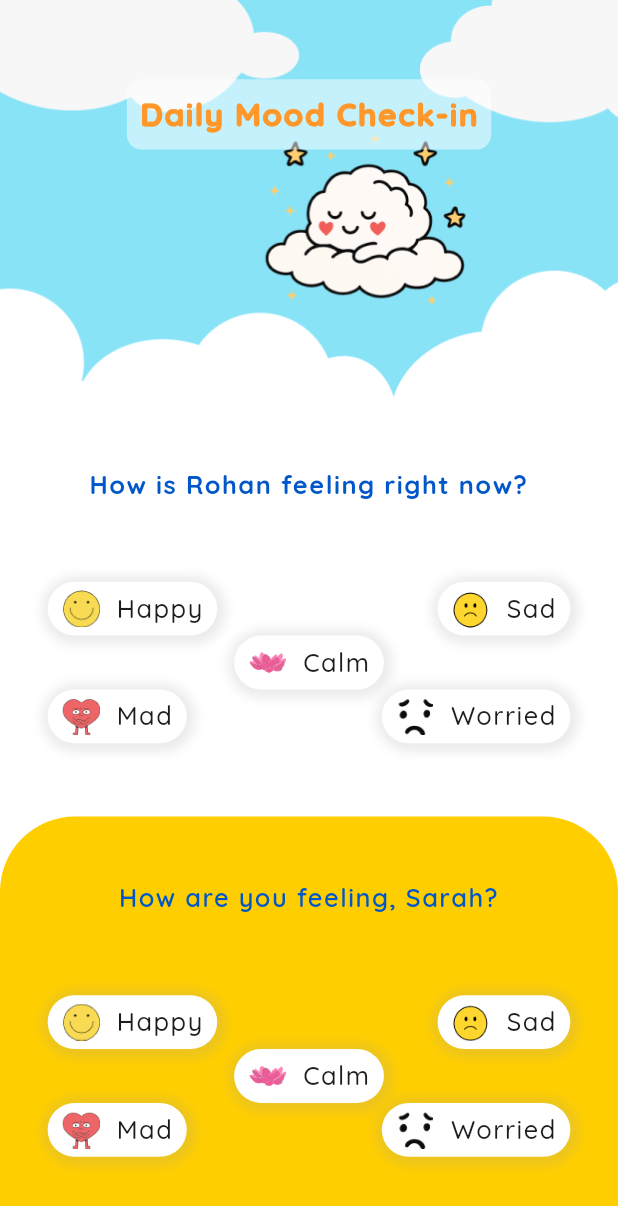
After one commit to hardikkoladiya107/Loving-Brain, a Flutter app: the DailyMoodCheckInScreen screen opened directly, on a phone screen of 412 x 824 dp. The commit adds this screen. Shown: the top 1206 px of the screen. Run offline on Flutter 3.47's test engine with Material 3 defaults, Android fonts, the phone set to English and light mode, and no system bars; our stand-ins replace cached_network_image, cloud_firestore, connectivity_plus, device_info_plus, dio, easy_localization and 12 more; missing offline and left inert: dart_jsonwebtoken, in_app_purchase_android, in_app_purchase_storekit; accounts and stored records are empty; generated files the repository leaves out were written again.

Commit message:
- Initial Commit

```diff
--- a/lib/gen/assets.gen.dart
+++ b/lib/gen/assets.gen.dart
@@ -37,6 +37,10 @@ class $AssetsIconsGen {
   /// File path: assets/icons/ic_calm_corner.png
   AssetGenImage get icCalmCorner =>
       const AssetGenImage('assets/icons/ic_calm_corner.png');
+
+  /// File path: assets/icons/ic_calm_icon.png
+  AssetGenImage get icCalmIcon =>
+      const AssetGenImage('assets/icons/ic_calm_icon.png');
 
   /// File path: assets/icons/ic_camera_icon.png
   AssetGenImage get icCameraIcon =>
@@ -85,6 +89,10 @@ class $AssetsIconsGen {
   AssetGenImage get icGoogleIcon =>
       const AssetGenImage('assets/icons/ic_google_icon.png');
 
+  /// File path: assets/icons/ic_happy_icon.png
+  AssetGenImage get icHappyIcon =>
+      const AssetGenImage('assets/icons/ic_happy_icon.png');
+
   /// File path: assets/icons/ic_heart_icon.png
   AssetGenImage get icHeartIcon =>
       const AssetGenImage('assets/icons/ic_heart_icon.png');
@@ -104,6 +112,10 @@ class $AssetsIconsGen {
   /// File path: assets/icons/ic_log_new_behavior.png
   AssetGenImage get icLogNewBehavior =>
       const AssetGenImage('assets/icons/ic_log_new_behavior.png');
+
+  /// File path: assets/icons/ic_mad_icon.png
+  AssetGenImage get icMadIcon =>
+      const AssetGenImage('assets/icons/ic_mad_icon.png');
 
   /// File path: assets/icons/ic_mindful_feeding_anchor.png
   AssetGenImage get icMindfulFeedingAnchor =>
@@ -182,6 +194,10 @@ class $AssetsIconsGen {
   AssetGenImage get icRepeatIcon =>
       const AssetGenImage('assets/icons/ic_repeat_icon.png');
 
+  /// File path: assets/icons/ic_sad_icon.png
+  AssetGenImage get icSadIcon =>
+      const AssetGenImage('assets/icons/ic_sad_icon.png');
+
   /// File path: assets/icons/ic_schedule_icon.png
   AssetGenImage get icScheduleIcon =>
       const AssetGenImage('assets/icons/ic_schedule_icon.png');
@@ -233,6 +249,10 @@ class $AssetsIconsGen {
   AssetGenImage get icTrackKidBehaviour =>
       const AssetGenImage('assets/icons/ic_track_kid_behaviour.png');
 
+  /// File path: assets/icons/ic_worried_icon.png
+  AssetGenImage get icWorriedIcon =>
+      const AssetGenImage('assets/icons/ic_worried_icon.png');
+
   /// List of all assets
   List<AssetGenImage> get values => [
     icAiIcon,
@@ -241,6 +261,7 @@ class $AssetsIconsGen {
     icCalenderIcon,
     icCalenderIcon2,
     icCalmCorner,
+    icCalmIcon,
     icCameraIcon,
     icChallengesIcon,
     icCheck,
@@ -253,11 +274,13 @@ class $AssetsIconsGen {
     icForwardIcon,
     icForwardIcon2,
     icGoogleIcon,
+    icHappyIcon,
     icHeartIcon,
     icHomeIcon,
     icJournalIcon,
     icLastPlayedIcon,
     icLogNewBehavior,
+    icMadIcon,
     icMindfulFeedingAnchor,
     icMindfulness,
     icMusicIcon,
@@ -277,6 +300,7 @@ class $AssetsIconsGen {
     icQuestion,
     icReflactInJournal,
     icRepeatIcon,
+    icSadIcon,
     icScheduleIcon,
     icShuffleIcon,
     icSleepDeprivationRest,
@@ -290,6 +314,7 @@ class $AssetsIconsGen {
     icTantrumIcon,
     icTimer,
     icTrackKidBehaviour,
+    icWorriedIcon,
   ];
 }
 
@@ -339,6 +364,10 @@ class $AssetsImagesGen {
   /// File path: assets/images/img_choose_your_calm_bg.png
   AssetGenImage get imgChooseYourCalmBg =>
       const AssetGenImage('assets/images/img_choose_your_calm_bg.png');
+
+  /// File path: assets/images/img_daily_mood_check_in_bg.png
+  AssetGenImage get imgDailyMoodCheckInBg =>
+      const AssetGenImage('assets/images/img_daily_mood_check_in_bg.png');
 
   /// File path: assets/images/img_daily_routine_bg.png
   AssetGenImage get imgDailyRoutineBg =>
@@ -445,6 +474,7 @@ class $AssetsImagesGen {
     imgChooseCalmCardBg4,
     imgChooseCalmCardBg5,
     imgChooseYourCalmBg,
+    imgDailyMoodCheckInBg,
     imgDailyRoutineBg,
     imgEaseAnxietyBg,
     imgHomeCardBg,
--- a/lib/main.dart
+++ b/lib/main.dart
@@ -6,7 +6,7 @@ import 'package:flutter_easyloading/flutter_easyloading.dart';
 import 'package:flutter_screenutil/flutter_screenutil.dart';
 import 'package:flutter_spinkit/flutter_spinkit.dart';
 import 'package:loving_brain/provider.dart';
-import 'package:loving_brain/ui/on_boarding/on_boarding_screen1.dart';
+import 'package:loving_brain/ui/home_screen/home_screen.dart';
 
 import 'generated/locale_keys.g.dart';
 import 'manager/google_sign_in/google_signin_manager.dart';
@@ -61,7 +61,7 @@ class _MyAppState extends State<MyApp> {
           supportedLocales: context.supportedLocales,
           locale: context.locale,
           builder: EasyLoading.init(),
-          home: OnBoardingScreen1(),
+          home: HomeScreen(),
         ),
       ),
     );
--- a/lib/other/app_color.dart
+++ b/lib/other/app_color.dart
@@ -51,3 +51,4 @@ const aiQuestionCardColor4 = Color(0xFFF1F1F1);
 const pinkColor = Color(0xFFFF7A93);
 const greyColor3 = Color(0xFFDDD8D4);
 const buttonColor2 = Color(0xFFFFF7ED);
+const orangeColor2 = Color(0xFFff972a);
--- a/lib/provider.dart
+++ b/lib/provider.dart
@@ -4,6 +4,7 @@ import 'package:loving_brain/ui/activity/bloc/activity_cubit.dart';
 import 'package:loving_brain/ui/activity_completed/bloc/activity_completed_cubit.dart';
 import 'package:loving_brain/ui/ai_chat/bloc/ai_chat_cubit.dart';
 import 'package:loving_brain/ui/child_profile/bloc/child_profile_cubit.dart';
+import 'package:loving_brain/ui/daily_mood_check_in/bloc/daily_mood_check_in_cubit.dart';
 import 'package:loving_brain/ui/daily_routine/bloc/daily_routine_cubit.dart';
 import 'package:loving_brain/ui/home_screen/bloc/home_cubit.dart';
 import 'package:loving_brain/ui/login/bloc/login_cubit.dart';
@@ -44,4 +45,7 @@ var blocProvider = [
   BlocProvider<ChildProfileCubit>(
     create: (BuildContext context) => ChildProfileCubit(),
   ),
+  BlocProvider<DailyMoodCheckInCubit>(
+    create: (BuildContext context) => DailyMoodCheckInCubit(),
+  ),
 ];
--- /dev/null
+++ b/lib/ui/daily_mood_check_in/bloc/daily_mood_check_in_cubit.dart
@@ -0,0 +1,7 @@
+import 'package:flutter_bloc/flutter_bloc.dart';
+
+import 'daily_mood_check_in_state.dart';
+
+class DailyMoodCheckInCubit extends Cubit<DailyMoodCheckInState> {
+  DailyMoodCheckInCubit() : super(DailyMoodCheckInState());
+}
--- /dev/null
+++ b/lib/ui/daily_mood_check_in/bloc/daily_mood_check_in_state.dart
@@ -0,0 +1,9 @@
+import 'package:freezed_annotation/freezed_annotation.dart';
+
+part 'daily_mood_check_in_state.freezed.dart';
+
+@freezed
+abstract class DailyMoodCheckInState with _$DailyMoodCheckInState {
+  const factory DailyMoodCheckInState({@Default("") String message}) =
+      _DailyMoodCheckInState;
+}
--- /dev/null
+++ b/lib/ui/daily_mood_check_in/daily_mood_check_in_screen.dart
@@ -0,0 +1,204 @@
+import 'package:easy_localization/easy_localization.dart';
+import 'package:flutter/material.dart';
+import 'package:flutter_bloc/flutter_bloc.dart';
+import 'package:flutter_screenutil/flutter_screenutil.dart';
+import 'package:loving_brain/gen/assets.gen.dart';
+import 'package:loving_brain/other/app_extentions.dart';
+
+import '../../generated/locale_keys.g.dart';
+import '../../other/app_color.dart';
+import 'bloc/daily_mood_check_in_cubit.dart';
+import 'bloc/daily_mood_check_in_state.dart';
+
+class DailyMoodCheckInScreen extends StatefulWidget {
+  const DailyMoodCheckInScreen({super.key});
+
+  @override
+  State<DailyMoodCheckInScreen> createState() => _DailyMoodCheckInScreenState();
+}
+
+class _DailyMoodCheckInScreenState extends State<DailyMoodCheckInScreen> {
+  @override
+  Widget build(BuildContext context) {
+    return BlocConsumer<DailyMoodCheckInCubit, DailyMoodCheckInState>(
+      builder: (context, state) {
+        return Container(
+          decoration: BoxDecoration(
+            image: DecorationImage(
+              fit: BoxFit.cover,
+              image: AssetImage(Assets.images.imgDailyMoodCheckInBg.path),
+            ),
+          ),
+          child: Scaffold(
+            backgroundColor: Colors.transparent,
+            body: Column(
+              children: [
+                50.spaceH,
+                _header(),
+                200.spaceH,
+
+                _childFeeling(),
+                Spacer(),
+                _parentFeeling(),
+              ],
+            ),
+          ),
+        );
+      },
+      listener: (context, state) {},
+    );
+  }
+
+  Widget _header() {
+    return Row(
+      mainAxisAlignment: MainAxisAlignment.center,
+      children: [
+        Container(
+          decoration: BoxDecoration(
+            color: Colors.white.withValues(alpha: 0.5),
+            borderRadius: BorderRadius.circular(10),
+          ),
+          child: "Daily Mood Check-in"
+              .appText(
+                color: orangeColor2,
+                fontWeight: FontWeight.w900,
+                fontSize: 20,
+              )
+              .appPadding(all: 8),
+        ),
+      ],
+    );
+  }
+
+  Widget _moodItem({required String title, required AssetGenImage image}) {
+    return Container(
+      decoration: BoxDecoration(
+        borderRadius: BorderRadius.circular(50),
+        color: Colors.white,
+        boxShadow: [
+          BoxShadow(
+            color: Colors.grey.withValues(alpha: 0.2),
+            offset: Offset(1, 1),
+            spreadRadius: 5,
+            blurRadius: 5,
+          ),
+        ],
+      ),
+      child: Row(
+        mainAxisSize: MainAxisSize.min,
+        children: [
+          4.spaceW,
+          image.image(height: 24.h, width: 24.w),
+          10.spaceW,
+          title.appText(fontWeight: FontWeight.w500),
+          4.spaceW,
+        ],
+      ).appPadding(all: 5),
+    );
+  }
+
+  Widget _childFeeling() {
+    return Column(
+      children: [
+        "How is Rohan feeling right now?".appText(
+          color: blueTextColor,
+          fontWeight: FontWeight.w700,
+        ),
+        50.spaceH,
+        Row(
+          mainAxisAlignment: MainAxisAlignment.spaceBetween,
+          children: [
+            _moodItem(
+              title: LocaleKeys.happy.tr(),
+              image: Assets.icons.icHappyIcon,
+            ),
+            _moodItem(
+              title: LocaleKeys.sad.tr(),
+              image: Assets.icons.icSadIcon,
+            ),
+          ],
+        ),
+        Row(
+          mainAxisAlignment: MainAxisAlignment.center,
+          children: [
+            _moodItem(
+              title: LocaleKeys.calm.tr(),
+              image: Assets.icons.icCalmIcon,
+            ),
+          ],
+        ),
+        Row(
+          mainAxisAlignment: MainAxisAlignment.spaceBetween,
+          children: [
+            _moodItem(
+              title: LocaleKeys.mad.tr(),
+              image: Assets.icons.icMadIcon,
+            ),
+            _moodItem(
+              title: LocaleKeys.worried.tr(),
+              image: Assets.icons.icWorriedIcon,
+            ),
+          ],
+        ),
+      ],
+    ).appPadding(left: 30, right: 30);
+  }
+
+  Widget _parentFeeling() {
+    return Container(
+      decoration: BoxDecoration(
+        color: yellowTextColor,
+        borderRadius: BorderRadius.only(
+          topRight: Radius.circular(50),
+          topLeft: Radius.circular(50),
+        ),
+      ),
+      child: Column(
+        children: [
+          40.spaceH,
+          "${LocaleKeys.howAreYouFeeling.tr()}, Sarah?".appText(
+            fontWeight: FontWeight.w600,
+            color: blueTextColor,
+          ),
+          50.spaceH,
+          Row(
+            mainAxisAlignment: MainAxisAlignment.spaceBetween,
+            children: [
+              _moodItem(
+                title: LocaleKeys.happy.tr(),
+                image: Assets.icons.icHappyIcon,
+              ),
+              _moodItem(
+                title: LocaleKeys.sad.tr(),
+                image: Assets.icons.icSadIcon,
+              ),
+            ],
+          ),
+          Row(
+            mainAxisAlignment: MainAxisAlignment.center,
+            children: [
+              _moodItem(
+                title: LocaleKeys.calm.tr(),
+                image: Assets.icons.icCalmIcon,
+              ),
+            ],
+          ),
+          Row(
+            mainAxisAlignment: MainAxisAlignment.spaceBetween,
+            children: [
+              _moodItem(
+                title: LocaleKeys.mad.tr(),
+                image: Assets.icons.icMadIcon,
+              ),
+              _moodItem(
+                title: LocaleKeys.worried.tr(),
+                image: Assets.icons.icWorriedIcon,
+              ),
+            ],
+          ),
+          50.spaceH,
+        ],
+      ).appPadding(left: 30, right: 30),
+    );
+  }
+}
--- a/lib/ui/home_screen/home_screen.dart
+++ b/lib/ui/home_screen/home_screen.dart
@@ -2,14 +2,14 @@ import 'package:flutter/material.dart';
 import 'package:flutter_bloc/flutter_bloc.dart';
 import 'package:flutter_screenutil/flutter_screenutil.dart';
 import 'package:loving_brain/other/app_extentions.dart';
-import 'package:loving_brain/ui/home_screen/pages/ai_page.dart';
 import 'package:loving_brain/ui/home_screen/pages/home_page.dart';
 import 'package:loving_brain/ui/home_screen/pages/journal_page.dart';
 import 'package:loving_brain/ui/home_screen/pages/profile_page.dart';
-import 'package:loving_brain/ui/home_screen/pages/schedules_page.dart';
+import 'package:loving_brain/ui/schedule/schedule_screen.dart';
 import 'package:loving_brain/ui/widget/base_button.dart';
 
 import '../../gen/assets.gen.dart';
+import '../ai_chat/ai_chat_screen.dart';
 import 'bloc/home_cubit.dart';
 import 'bloc/home_state.dart';
 
@@ -39,8 +39,8 @@ class _HomeScreenState extends State<HomeScreen> {
                   index: state.bottomNavigationIndex,
                   children: [
                     HomePage(),
-                    SchedulesPage(),
-                    AiPage(),
+                    ScheduleScreen(),
+                    AiChatScreen(),
                     JournalPage(),
                     ProfilePage(),
                   ],
--- a/lib/ui/home_screen/pages/ai_page.dart
+++ /dev/null
@@ -1,15 +0,0 @@
-import 'package:flutter/material.dart';
-
-class AiPage extends StatefulWidget {
-  const AiPage({super.key});
-
-  @override
-  State<AiPage> createState() => _AiPageState();
-}
-
-class _AiPageState extends State<AiPage> {
-  @override
-  Widget build(BuildContext context) {
-    return Scaffold();
-  }
-}
--- a/lib/ui/home_screen/pages/schedules_page.dart
+++ /dev/null
@@ -1,15 +0,0 @@
-import 'package:flutter/material.dart';
-
-class SchedulesPage extends StatefulWidget {
-  const SchedulesPage({super.key});
-
-  @override
-  State<SchedulesPage> createState() => _SchedulesPageState();
-}
-
-class _SchedulesPageState extends State<SchedulesPage> {
-  @override
-  Widget build(BuildContext context) {
-    return Scaffold();
-  }
-}
--- a/lib/ui/login/bloc/login_cubit.dart
+++ b/lib/ui/login/bloc/login_cubit.dart
@@ -1,3 +1,4 @@
+import 'package:firebase_auth/firebase_auth.dart';
 import 'package:flutter_bloc/flutter_bloc.dart';
 import 'package:loving_brain/manager/apple_sign_in/apple_signin_manager.dart';
 
@@ -24,4 +25,15 @@ class LoginCubit extends Cubit<LoginState> {
   Future<void> signInWithApple() async {
     await AppleSignInManager.instance.authenticate();
   }
+
+  Future<void> performLogin() async {
+    final credential = await FirebaseAuth.instance.signInWithEmailAndPassword(
+      email: state.email.trim(),
+      password: state.password.trim(),
+    );
+  }
+
+  bool _isValidate() {
+    return false;
+  }
 }
--- a/lib/ui/login/login_screen.dart
+++ b/lib/ui/login/login_screen.dart
@@ -11,7 +11,6 @@ import 'package:loving_brain/ui/widget/app_text_field.dart';
 import '../../gen/assets.gen.dart';
 import '../../generated/locale_keys.g.dart';
 import '../../other/app_color.dart';
-import '../home_screen/home_screen.dart';
 import '../widget/base_button.dart';
 import 'bloc/login_state.dart';
 
@@ -165,9 +164,10 @@ class _LoginScreenState extends State<LoginScreen> {
         ).appPadding(top: 10, bottom: 10),
       ),
       onTap: () {
-        Navigator.of(
-          context,
-        ).push(MaterialPageRoute(builder: (context) => const HomeScreen()));
+        context.read<LoginCubit>().performLogin();
+        // Navigator.of(
+        //   context,
+        // ).push(MaterialPageRoute(builder: (context) => const HomeScreen()));
       },
     ).appPadding(left: 24, right: 24);
   }
@@ -189,7 +189,6 @@ class _LoginScreenState extends State<LoginScreen> {
                 builder: (context) => const ParentProfileScreen(),
               ),
             );
-            // Navigator.of(context).push(MaterialPageRoute(builder: (context) => const ChildProfileScreen(  )));
           },
         ),
       ],
--- a/lib/ui/schedule/schedule_screen.dart
+++ b/lib/ui/schedule/schedule_screen.dart
@@ -44,7 +44,7 @@ class _ScheduleScreenState extends State<ScheduleScreen> {
                 ),
                 20.spaceH,
                 Container(
-                  height: (context.height * 0.7).h,
+                  height: (context.height * 0.65).h,
                   width: (context.width - 60).w,
                   decoration: BoxDecoration(
                     color: scheduleBgColor,
```
Also changed, not shown: assets/translations/en.json (+7 -1 lines), assets/icons/ic_calm_icon.png (added), assets/icons/ic_happy_icon.png (added), assets/icons/ic_mad_icon.png (added), assets/icons/ic_sad_icon.png (added), assets/icons/ic_worried_icon.png (added), assets/images/img_daily_mood_check_in_bg.png (added), lib/generated/assets.dart, lib/generated/locale_keys.g.dart.
